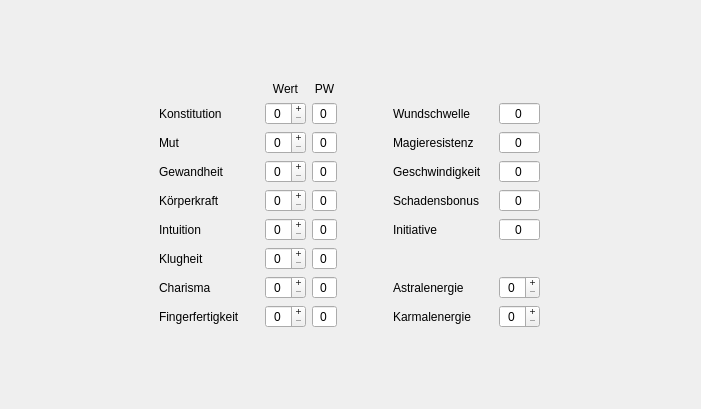
Old version of the form UI/CharakterAttribute.ui in the repository Aeolitus/Sephrasto.
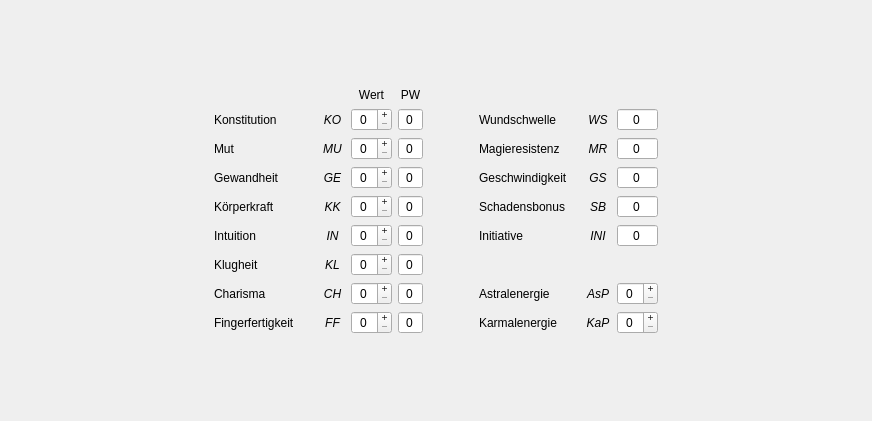
New version of the form.

Patch:
```diff
--- a/UI/CharakterAttribute.ui
+++ b/UI/CharakterAttribute.ui
@@ -6,53 +6,17 @@
    <rect>
     <x>0</x>
     <y>0</y>
-    <width>701</width>
-    <height>409</height>
+    <width>872</width>
+    <height>421</height>
    </rect>
   </property>
   <property name="windowTitle">
    <string>Attribute</string>
   </property>
-  <widget class="QWidget" name="gridLayoutWidget">
-   <property name="geometry">
-    <rect>
-     <x>-1</x>
-     <y>-1</y>
-     <width>701</width>
-     <height>411</height>
-    </rect>
-   </property>
+  <layout class="QGridLayout" name="gridLayout_2">
+   <item row="0" column="0">
    <layout class="QGridLayout" name="gridLayout">
-    <item row="2" column="1">
-     <widget class="QLabel" name="label">
-      <property name="text">
-       <string>Konstitution</string>
-      </property>
-     </widget>
-    </item>
-    <item row="2" column="3">
-     <widget class="QSpinBox" name="pwKO">
-      <property name="wrapping">
-       <bool>false</bool>
-      </property>
-      <property name="frame">
-       <bool>true</bool>
-      </property>
-      <property name="alignment">
-       <set>Qt::AlignCenter</set>
-      </property>
-      <property name="readOnly">
-       <bool>true</bool>
-      </property>
-      <property name="buttonSymbols">
-       <enum>QAbstractSpinBox::NoButtons</enum>
-      </property>
-      <property name="showGroupSeparator" stdset="0">
-       <bool>false</bool>
-      </property>
-     </widget>
-    </item>
-    <item row="1" column="3">
+     <item row="1" column="4">
      <widget class="QLabel" name="label_17">
       <property name="text">
        <string>PW</string>
@@ -62,29 +26,7 @@
       </property>
      </widget>
     </item>
-    <item row="3" column="3">
-     <widget class="QSpinBox" name="pwMU">
-      <property name="wrapping">
-       <bool>false</bool>
-      </property>
-      <property name="frame">
-       <bool>true</bool>
-      </property>
-      <property name="alignment">
-       <set>Qt::AlignCenter</set>
-      </property>
-      <property name="readOnly">
-       <bool>true</bool>
-      </property>
-      <property name="buttonSymbols">
-       <enum>QAbstractSpinBox::NoButtons</enum>
-      </property>
-      <property name="showGroupSeparator" stdset="0">
-       <bool>false</bool>
-      </property>
-     </widget>
-    </item>
-    <item row="8" column="3">
+     <item row="8" column="4">
      <widget class="QSpinBox" name="pwCH">
       <property name="wrapping">
        <bool>false</bool>
@@ -106,8 +48,8 @@
       </property>
      </widget>
     </item>
-    <item row="6" column="3">
-     <widget class="QSpinBox" name="pwIN">
+     <item row="3" column="4">
+      <widget class="QSpinBox" name="pwMU">
       <property name="wrapping">
        <bool>false</bool>
       </property>
@@ -128,29 +70,7 @@
       </property>
      </widget>
     </item>
-    <item row="5" column="6">
-     <widget class="QSpinBox" name="abSB">
-      <property name="wrapping">
-       <bool>false</bool>
-      </property>
-      <property name="frame">
-       <bool>true</bool>
-      </property>
-      <property name="alignment">
-       <set>Qt::AlignCenter</set>
-      </property>
-      <property name="readOnly">
-       <bool>true</bool>
-      </property>
-      <property name="buttonSymbols">
-       <enum>QAbstractSpinBox::NoButtons</enum>
-      </property>
-      <property name="showGroupSeparator" stdset="0">
-       <bool>false</bool>
-      </property>
-     </widget>
-    </item>
-    <item row="5" column="3">
+     <item row="5" column="4">
      <widget class="QSpinBox" name="pwKK">
       <property name="wrapping">
        <bool>false</bool>
@@ -172,8 +92,8 @@
       </property>
      </widget>
     </item>
-    <item row="7" column="3">
-     <widget class="QSpinBox" name="pwKL">
+     <item row="5" column="8">
+      <widget class="QSpinBox" name="abSB">
       <property name="wrapping">
        <bool>false</bool>
       </property>
@@ -194,7 +114,225 @@
       </property>
      </widget>
     </item>
-    <item row="4" column="3">
+     <item row="6" column="4">
+      <widget class="QSpinBox" name="pwIN">
+       <property name="wrapping">
+        <bool>false</bool>
+       </property>
+       <property name="frame">
+        <bool>true</bool>
+       </property>
+       <property name="alignment">
+        <set>Qt::AlignCenter</set>
+       </property>
+       <property name="readOnly">
+        <bool>true</bool>
+       </property>
+       <property name="buttonSymbols">
+        <enum>QAbstractSpinBox::NoButtons</enum>
+       </property>
+       <property name="showGroupSeparator" stdset="0">
+        <bool>false</bool>
+       </property>
+      </widget>
+     </item>
+     <item row="2" column="1">
+      <widget class="QLabel" name="label">
+       <property name="text">
+        <string>Konstitution</string>
+       </property>
+      </widget>
+     </item>
+     <item row="2" column="4">
+      <widget class="QSpinBox" name="pwKO">
+       <property name="wrapping">
+        <bool>false</bool>
+       </property>
+       <property name="frame">
+        <bool>true</bool>
+       </property>
+       <property name="alignment">
+        <set>Qt::AlignCenter</set>
+       </property>
+       <property name="readOnly">
+        <bool>true</bool>
+       </property>
+       <property name="buttonSymbols">
+        <enum>QAbstractSpinBox::NoButtons</enum>
+       </property>
+       <property name="showGroupSeparator" stdset="0">
+        <bool>false</bool>
+       </property>
+      </widget>
+     </item>
+     <item row="8" column="2">
+      <widget class="QLabel" name="label_24">
+       <property name="minimumSize">
+        <size>
+         <width>25</width>
+         <height>0</height>
+        </size>
+       </property>
+       <property name="font">
+        <font>
+         <italic>true</italic>
+        </font>
+       </property>
+       <property name="text">
+        <string>CH</string>
+       </property>
+       <property name="alignment">
+        <set>Qt::AlignCenter</set>
+       </property>
+      </widget>
+     </item>
+     <item row="6" column="2">
+      <widget class="QLabel" name="label_22">
+       <property name="minimumSize">
+        <size>
+         <width>25</width>
+         <height>0</height>
+        </size>
+       </property>
+       <property name="font">
+        <font>
+         <italic>true</italic>
+        </font>
+       </property>
+       <property name="text">
+        <string>IN</string>
+       </property>
+       <property name="alignment">
+        <set>Qt::AlignCenter</set>
+       </property>
+      </widget>
+     </item>
+     <item row="4" column="2">
+      <widget class="QLabel" name="label_20">
+       <property name="minimumSize">
+        <size>
+         <width>25</width>
+         <height>0</height>
+        </size>
+       </property>
+       <property name="font">
+        <font>
+         <italic>true</italic>
+        </font>
+       </property>
+       <property name="text">
+        <string>GE</string>
+       </property>
+       <property name="alignment">
+        <set>Qt::AlignCenter</set>
+       </property>
+      </widget>
+     </item>
+     <item row="7" column="2">
+      <widget class="QLabel" name="label_23">
+       <property name="minimumSize">
+        <size>
+         <width>25</width>
+         <height>0</height>
+        </size>
+       </property>
+       <property name="font">
+        <font>
+         <italic>true</italic>
+        </font>
+       </property>
+       <property name="text">
+        <string>KL</string>
+       </property>
+       <property name="alignment">
+        <set>Qt::AlignCenter</set>
+       </property>
+      </widget>
+     </item>
+     <item row="9" column="2">
+      <widget class="QLabel" name="label_25">
+       <property name="minimumSize">
+        <size>
+         <width>25</width>
+         <height>0</height>
+        </size>
+       </property>
+       <property name="font">
+        <font>
+         <italic>true</italic>
+        </font>
+       </property>
+       <property name="text">
+        <string>FF</string>
+       </property>
+       <property name="alignment">
+        <set>Qt::AlignCenter</set>
+       </property>
+      </widget>
+     </item>
+     <item row="3" column="2">
+      <widget class="QLabel" name="label_19">
+       <property name="minimumSize">
+        <size>
+         <width>25</width>
+         <height>0</height>
+        </size>
+       </property>
+       <property name="font">
+        <font>
+         <italic>true</italic>
+        </font>
+       </property>
+       <property name="text">
+        <string>MU</string>
+       </property>
+       <property name="alignment">
+        <set>Qt::AlignCenter</set>
+       </property>
+      </widget>
+     </item>
+     <item row="5" column="2">
+      <widget class="QLabel" name="label_21">
+       <property name="minimumSize">
+        <size>
+         <width>25</width>
+         <height>0</height>
+        </size>
+       </property>
+       <property name="font">
+        <font>
+         <italic>true</italic>
+        </font>
+       </property>
+       <property name="text">
+        <string>KK</string>
+       </property>
+       <property name="alignment">
+        <set>Qt::AlignCenter</set>
+       </property>
+      </widget>
+     </item>
+     <item row="4" column="0">
+      <spacer name="horizontalSpacer">
+       <property name="orientation">
+        <enum>Qt::Horizontal</enum>
+       </property>
+       <property name="sizeHint" stdset="0">
+        <size>
+         <width>40</width>
+         <height>20</height>
+        </size>
+       </property>
+      </spacer>
+     </item>
+     <item row="4" column="1">
+      <widget class="QLabel" name="label_3">
+       <property name="text">
+        <string>Gewandheit</string>
+       </property>
+      </widget>
+     </item>
+     <item row="4" column="4">
      <widget class="QSpinBox" name="pwGE">
       <property name="wrapping">
        <bool>false</bool>
@@ -216,8 +354,8 @@
       </property>
      </widget>
     </item>
-    <item row="4" column="6">
-     <widget class="QSpinBox" name="abGS">
+     <item row="2" column="8">
+      <widget class="QSpinBox" name="abWS">
       <property name="wrapping">
        <bool>false</bool>
       </property>
@@ -238,7 +376,53 @@
       </property>
      </widget>
     </item>
-    <item row="3" column="6">
+     <item row="9" column="3">
+      <widget class="QSpinBox" name="spinFF">
+       <property name="alignment">
+        <set>Qt::AlignCenter</set>
+       </property>
+       <property name="readOnly">
+        <bool>false</bool>
+       </property>
+       <property name="buttonSymbols">
+        <enum>QAbstractSpinBox::PlusMinus</enum>
+       </property>
+      </widget>
+     </item>
+     <item row="7" column="1">
+      <widget class="QLabel" name="label_6">
+       <property name="text">
+        <string>Klugheit</string>
+       </property>
+      </widget>
+     </item>
+     <item row="7" column="3">
+      <widget class="QSpinBox" name="spinKL">
+       <property name="alignment">
+        <set>Qt::AlignCenter</set>
+       </property>
+       <property name="readOnly">
+        <bool>false</bool>
+       </property>
+       <property name="buttonSymbols">
+        <enum>QAbstractSpinBox::PlusMinus</enum>
+       </property>
+      </widget>
+     </item>
+     <item row="6" column="3">
+      <widget class="QSpinBox" name="spinIN">
+       <property name="alignment">
+        <set>Qt::AlignCenter</set>
+       </property>
+       <property name="readOnly">
+        <bool>false</bool>
+       </property>
+       <property name="buttonSymbols">
+        <enum>QAbstractSpinBox::PlusMinus</enum>
+       </property>
+      </widget>
+     </item>
+     <item row="3" column="8">
      <widget class="QSpinBox" name="abMR">
       <property name="wrapping">
        <bool>false</bool>
@@ -260,30 +444,83 @@
       </property>
      </widget>
     </item>
+     <item row="4" column="8">
+      <widget class="QSpinBox" name="abGS">
+       <property name="wrapping">
+        <bool>false</bool>
+       </property>
+       <property name="frame">
+        <bool>true</bool>
+       </property>
+       <property name="alignment">
+        <set>Qt::AlignCenter</set>
+       </property>
+       <property name="readOnly">
+        <bool>true</bool>
+       </property>
+       <property name="buttonSymbols">
+        <enum>QAbstractSpinBox::NoButtons</enum>
+       </property>
+       <property name="showGroupSeparator" stdset="0">
+        <bool>false</bool>
+       </property>
+      </widget>
+     </item>
+     <item row="4" column="3">
+      <widget class="QSpinBox" name="spinGE">
+       <property name="alignment">
+        <set>Qt::AlignCenter</set>
+       </property>
+       <property name="readOnly">
+        <bool>false</bool>
+       </property>
+       <property name="buttonSymbols">
+        <enum>QAbstractSpinBox::PlusMinus</enum>
+       </property>
+      </widget>
+     </item>
+     <item row="2" column="3">
+      <widget class="QSpinBox" name="spinKO">
+       <property name="alignment">
+        <set>Qt::AlignCenter</set>
+       </property>
+       <property name="readOnly">
+        <bool>false</bool>
+       </property>
+       <property name="buttonSymbols">
+        <enum>QAbstractSpinBox::PlusMinus</enum>
+       </property>
+      </widget>
+     </item>
+     <item row="5" column="1">
+      <widget class="QLabel" name="label_4">
+       <property name="text">
+        <string>Körperkraft</string>
+       </property>
+      </widget>
+     </item>
+     <item row="4" column="9">
+      <spacer name="horizontalSpacer_2">
+       <property name="orientation">
+        <enum>Qt::Horizontal</enum>
+       </property>
+       <property name="sizeHint" stdset="0">
+        <size>
+         <width>40</width>
+         <height>20</height>
+        </size>
+       </property>
+      </spacer>
+     </item>
     <item row="6" column="6">
-     <widget class="QSpinBox" name="abIN">
-      <property name="wrapping">
-       <bool>false</bool>
-      </property>
-      <property name="frame">
-       <bool>true</bool>
-      </property>
-      <property name="alignment">
-       <set>Qt::AlignCenter</set>
-      </property>
-      <property name="readOnly">
-       <bool>true</bool>
-      </property>
-      <property name="buttonSymbols">
-       <enum>QAbstractSpinBox::NoButtons</enum>
-      </property>
-      <property name="showGroupSeparator" stdset="0">
-       <bool>false</bool>
-      </property>
-     </widget>
-    </item>
-    <item row="9" column="3">
-     <widget class="QSpinBox" name="pwFF">
+      <widget class="QLabel" name="label_13">
+       <property name="text">
+        <string>Initiative</string>
+       </property>
+      </widget>
+     </item>
+     <item row="7" column="4">
+      <widget class="QSpinBox" name="pwKL">
       <property name="wrapping">
        <bool>false</bool>
       </property>
@@ -304,7 +541,7 @@
       </property>
      </widget>
     </item>
-    <item row="3" column="2">
+     <item row="3" column="3">
      <widget class="QSpinBox" name="spinMU">
       <property name="alignment">
        <set>Qt::AlignCenter</set>
@@ -317,29 +554,27 @@
       </property>
      </widget>
     </item>
-    <item row="2" column="6">
-     <widget class="QSpinBox" name="abWS">
-      <property name="wrapping">
-       <bool>false</bool>
-      </property>
-      <property name="frame">
-       <bool>true</bool>
-      </property>
+     <item row="5" column="6">
+      <widget class="QLabel" name="label_12">
+       <property name="text">
+        <string>Schadensbonus</string>
+       </property>
+      </widget>
+     </item>
+     <item row="8" column="8">
+      <widget class="QSpinBox" name="spinAsP">
       <property name="alignment">
        <set>Qt::AlignCenter</set>
       </property>
       <property name="readOnly">
-       <bool>true</bool>
+        <bool>false</bool>
       </property>
       <property name="buttonSymbols">
-       <enum>QAbstractSpinBox::NoButtons</enum>
-      </property>
-      <property name="showGroupSeparator" stdset="0">
-       <bool>false</bool>
+        <enum>QAbstractSpinBox::PlusMinus</enum>
       </property>
      </widget>
     </item>
-    <item row="1" column="2">
+     <item row="1" column="3">
      <widget class="QLabel" name="label_16">
       <property name="text">
        <string>Wert</string>
@@ -349,98 +584,14 @@
       </property>
      </widget>
     </item>
-    <item row="6" column="2">
-     <widget class="QSpinBox" name="spinIN">
-      <property name="alignment">
-       <set>Qt::AlignCenter</set>
-      </property>
-      <property name="readOnly">
-       <bool>false</bool>
-      </property>
-      <property name="buttonSymbols">
-       <enum>QAbstractSpinBox::PlusMinus</enum>
-      </property>
-     </widget>
-    </item>
-    <item row="8" column="6">
-     <widget class="QSpinBox" name="spinAsP">
-      <property name="alignment">
-       <set>Qt::AlignCenter</set>
-      </property>
-      <property name="readOnly">
-       <bool>false</bool>
-      </property>
-      <property name="buttonSymbols">
-       <enum>QAbstractSpinBox::PlusMinus</enum>
-      </property>
-     </widget>
-    </item>
-    <item row="9" column="2">
-     <widget class="QSpinBox" name="spinFF">
-      <property name="alignment">
-       <set>Qt::AlignCenter</set>
-      </property>
-      <property name="readOnly">
-       <bool>false</bool>
-      </property>
-      <property name="buttonSymbols">
-       <enum>QAbstractSpinBox::PlusMinus</enum>
-      </property>
-     </widget>
-    </item>
-    <item row="7" column="2">
-     <widget class="QSpinBox" name="spinKL">
-      <property name="alignment">
-       <set>Qt::AlignCenter</set>
-      </property>
-      <property name="readOnly">
-       <bool>false</bool>
-      </property>
-      <property name="buttonSymbols">
-       <enum>QAbstractSpinBox::PlusMinus</enum>
-      </property>
-     </widget>
-    </item>
-    <item row="8" column="2">
-     <widget class="QSpinBox" name="spinCH">
-      <property name="alignment">
-       <set>Qt::AlignCenter</set>
-      </property>
-      <property name="readOnly">
-       <bool>false</bool>
-      </property>
-      <property name="buttonSymbols">
-       <enum>QAbstractSpinBox::PlusMinus</enum>
-      </property>
-     </widget>
-    </item>
-    <item row="9" column="6">
-     <widget class="QSpinBox" name="spinKaP">
-      <property name="alignment">
-       <set>Qt::AlignCenter</set>
-      </property>
-      <property name="readOnly">
-       <bool>false</bool>
-      </property>
-      <property name="buttonSymbols">
-       <enum>QAbstractSpinBox::PlusMinus</enum>
-      </property>
-     </widget>
-    </item>
-    <item row="4" column="2">
-     <widget class="QSpinBox" name="spinGE">
-      <property name="alignment">
-       <set>Qt::AlignCenter</set>
-      </property>
-      <property name="readOnly">
-       <bool>false</bool>
-      </property>
-      <property name="buttonSymbols">
-       <enum>QAbstractSpinBox::PlusMinus</enum>
-      </property>
-     </widget>
-    </item>
-    <item row="5" column="2">
+     <item row="6" column="1">
+      <widget class="QLabel" name="label_5">
+       <property name="text">
+        <string>Intuition</string>
+       </property>
+      </widget>
+     </item>
+     <item row="5" column="3">
      <widget class="QSpinBox" name="spinKK">
       <property name="alignment">
        <set>Qt::AlignCenter</set>
@@ -460,18 +611,40 @@
       </property>
      </widget>
     </item>
-    <item row="4" column="0">
-     <spacer name="horizontalSpacer">
-      <property name="orientation">
-       <enum>Qt::Horizontal</enum>
-      </property>
-      <property name="sizeHint" stdset="0">
-       <size>
-        <width>40</width>
-        <height>20</height>
-       </size>
-      </property>
-     </spacer>
+     <item row="6" column="8">
+      <widget class="QSpinBox" name="abIN">
+       <property name="wrapping">
+        <bool>false</bool>
+       </property>
+       <property name="frame">
+        <bool>true</bool>
+       </property>
+       <property name="alignment">
+        <set>Qt::AlignCenter</set>
+       </property>
+       <property name="readOnly">
+        <bool>true</bool>
+       </property>
+       <property name="buttonSymbols">
+        <enum>QAbstractSpinBox::NoButtons</enum>
+       </property>
+       <property name="showGroupSeparator" stdset="0">
+        <bool>false</bool>
+       </property>
+      </widget>
+     </item>
+     <item row="8" column="3">
+      <widget class="QSpinBox" name="spinCH">
+       <property name="alignment">
+        <set>Qt::AlignCenter</set>
+       </property>
+       <property name="readOnly">
+        <bool>false</bool>
+       </property>
+       <property name="buttonSymbols">
+        <enum>QAbstractSpinBox::PlusMinus</enum>
+       </property>
+      </widget>
     </item>
     <item row="8" column="1">
      <widget class="QLabel" name="label_7">
@@ -480,68 +653,36 @@
       </property>
      </widget>
     </item>
-    <item row="2" column="2">
-     <widget class="QSpinBox" name="spinKO">
-      <property name="alignment">
-       <set>Qt::AlignCenter</set>
-      </property>
-      <property name="readOnly">
-       <bool>false</bool>
-      </property>
-      <property name="buttonSymbols">
-       <enum>QAbstractSpinBox::PlusMinus</enum>
-      </property>
-     </widget>
-    </item>
-    <item row="6" column="1">
-     <widget class="QLabel" name="label_5">
-      <property name="text">
-       <string>Intuition</string>
-      </property>
-     </widget>
-    </item>
-    <item row="9" column="1">
-     <widget class="QLabel" name="label_8">
-      <property name="minimumSize">
-       <size>
-        <width>100</width>
-        <height>0</height>
-       </size>
-      </property>
-      <property name="text">
-       <string>Fingerfertigkeit</string>
-      </property>
-     </widget>
-    </item>
-    <item row="7" column="1">
-     <widget class="QLabel" name="label_6">
-      <property name="text">
-       <string>Klugheit</string>
-      </property>
-     </widget>
-    </item>
-    <item row="4" column="1">
-     <widget class="QLabel" name="label_3">
-      <property name="text">
-       <string>Gewandheit</string>
-      </property>
-     </widget>
-    </item>
-    <item row="2" column="5">
+     <item row="2" column="6">
      <widget class="QLabel" name="label_9">
       <property name="text">
        <string>Wundschwelle</string>
       </property>
      </widget>
     </item>
-    <item row="5" column="1">
-     <widget class="QLabel" name="label_4">
-      <property name="text">
-       <string>Körperkraft</string>
+     <item row="9" column="4">
+      <widget class="QSpinBox" name="pwFF">
+       <property name="wrapping">
+        <bool>false</bool>
+       </property>
+       <property name="frame">
+        <bool>true</bool>
+       </property>
+       <property name="alignment">
+        <set>Qt::AlignCenter</set>
+       </property>
+       <property name="readOnly">
+        <bool>true</bool>
+       </property>
+       <property name="buttonSymbols">
+        <enum>QAbstractSpinBox::NoButtons</enum>
+       </property>
+       <property name="showGroupSeparator" stdset="0">
+        <bool>false</bool>
       </property>
      </widget>
     </item>
-    <item row="10" column="5">
+     <item row="10" column="6">
      <spacer name="verticalSpacer_2">
       <property name="orientation">
        <enum>Qt::Vertical</enum>
@@ -554,7 +695,20 @@
       </property>
      </spacer>
     </item>
-    <item row="5" column="4">
+     <item row="9" column="1">
+      <widget class="QLabel" name="label_8">
+       <property name="minimumSize">
+        <size>
+         <width>100</width>
+         <height>0</height>
+        </size>
+       </property>
+       <property name="text">
+        <string>Fingerfertigkeit</string>
+       </property>
+      </widget>
+     </item>
+     <item row="5" column="5">
      <spacer name="horizontalSpacer_3">
       <property name="orientation">
        <enum>Qt::Horizontal</enum>
@@ -570,55 +724,75 @@
       </property>
      </spacer>
     </item>
-    <item row="4" column="7">
-     <spacer name="horizontalSpacer_2">
-      <property name="orientation">
-       <enum>Qt::Horizontal</enum>
-      </property>
-      <property name="sizeHint" stdset="0">
+     <item row="9" column="8">
+      <widget class="QSpinBox" name="spinKaP">
+       <property name="alignment">
+        <set>Qt::AlignCenter</set>
+       </property>
+       <property name="readOnly">
+        <bool>false</bool>
+       </property>
+       <property name="buttonSymbols">
+        <enum>QAbstractSpinBox::PlusMinus</enum>
+       </property>
+      </widget>
+     </item>
+     <item row="9" column="6">
+      <widget class="QLabel" name="label_15">
+       <property name="minimumSize">
        <size>
-        <width>40</width>
-        <height>20</height>
-       </size>
-      </property>
-     </spacer>
-    </item>
-    <item row="6" column="5">
-     <widget class="QLabel" name="label_13">
+         <width>100</width>
+         <height>0</height>
+        </size>
+       </property>
+       <property name="text">
+        <string>Karmalenergie</string>
+       </property>
+      </widget>
+     </item>
+     <item row="3" column="6">
+      <widget class="QLabel" name="label_10">
       <property name="text">
-       <string>Initiative</string>
+        <string>Magieresistenz</string>
       </property>
      </widget>
     </item>
-    <item row="5" column="5">
-     <widget class="QLabel" name="label_12">
+     <item row="2" column="2">
+      <widget class="QLabel" name="label_18">
+       <property name="minimumSize">
+        <size>
+         <width>25</width>
+         <height>0</height>
+        </size>
+       </property>
+       <property name="font">
+        <font>
+         <italic>true</italic>
+        </font>
+       </property>
       <property name="text">
-       <string>Schadensbonus</string>
-      </property>
-     </widget>
-    </item>
-    <item row="4" column="5">
+        <string>KO</string>
+       </property>
+       <property name="alignment">
+        <set>Qt::AlignCenter</set>
+       </property>
+      </widget>
+     </item>
+     <item row="4" column="6">
      <widget class="QLabel" name="label_11">
       <property name="text">
        <string>Geschwindigkeit</string>
       </property>
      </widget>
     </item>
-    <item row="8" column="5">
+     <item row="8" column="6">
      <widget class="QLabel" name="label_14">
       <property name="text">
        <string>Astralenergie</string>
       </property>
      </widget>
     </item>
-    <item row="3" column="5">
-     <widget class="QLabel" name="label_10">
-      <property name="text">
-       <string>Magieresistenz</string>
-      </property>
-     </widget>
-    </item>
-    <item row="0" column="2">
+     <item row="0" column="3">
      <spacer name="verticalSpacer">
       <property name="orientation">
        <enum>Qt::Vertical</enum>
@@ -631,21 +805,156 @@
       </property>
      </spacer>
     </item>
-    <item row="9" column="5">
-     <widget class="QLabel" name="label_15">
+     <item row="2" column="7">
+      <widget class="QLabel" name="label_26">
       <property name="minimumSize">
        <size>
-        <width>100</width>
+         <width>25</width>
         <height>0</height>
        </size>
       </property>
+       <property name="font">
+        <font>
+         <italic>true</italic>
+        </font>
+       </property>
       <property name="text">
-       <string>Karmalenergie</string>
-      </property>
-     </widget>
-    </item>
-   </layout>
-  </widget>
+        <string>WS</string>
+       </property>
+       <property name="alignment">
+        <set>Qt::AlignCenter</set>
+       </property>
+      </widget>
+     </item>
+     <item row="3" column="7">
+      <widget class="QLabel" name="label_27">
+       <property name="minimumSize">
+        <size>
+         <width>25</width>
+         <height>0</height>
+        </size>
+       </property>
+       <property name="font">
+        <font>
+         <italic>true</italic>
+        </font>
+       </property>
+       <property name="text">
+        <string>MR</string>
+       </property>
+       <property name="alignment">
+        <set>Qt::AlignCenter</set>
+       </property>
+      </widget>
+     </item>
+     <item row="4" column="7">
+      <widget class="QLabel" name="label_28">
+       <property name="minimumSize">
+        <size>
+         <width>25</width>
+         <height>0</height>
+        </size>
+       </property>
+       <property name="font">
+        <font>
+         <italic>true</italic>
+        </font>
+       </property>
+       <property name="text">
+        <string>GS</string>
+       </property>
+       <property name="alignment">
+        <set>Qt::AlignCenter</set>
+       </property>
+      </widget>
+     </item>
+     <item row="5" column="7">
+      <widget class="QLabel" name="label_29">
+       <property name="minimumSize">
+        <size>
+         <width>25</width>
+         <height>0</height>
+        </size>
+       </property>
+       <property name="font">
+        <font>
+         <italic>true</italic>
+        </font>
+       </property>
+       <property name="text">
+        <string>SB</string>
+       </property>
+       <property name="alignment">
+        <set>Qt::AlignCenter</set>
+       </property>
+      </widget>
+     </item>
+     <item row="6" column="7">
+      <widget class="QLabel" name="label_30">
+       <property name="minimumSize">
+        <size>
+         <width>25</width>
+         <height>0</height>
+        </size>
+       </property>
+       <property name="font">
+        <font>
+         <italic>true</italic>
+        </font>
+       </property>
+       <property name="text">
+        <string>INI</string>
+       </property>
+       <property name="alignment">
+        <set>Qt::AlignCenter</set>
+       </property>
+      </widget>
+     </item>
+     <item row="8" column="7">
+      <widget class="QLabel" name="label_31">
+       <property name="minimumSize">
+        <size>
+         <width>25</width>
+         <height>0</height>
+        </size>
+       </property>
+       <property name="font">
+        <font>
+         <italic>true</italic>
+        </font>
+       </property>
+       <property name="text">
+        <string>AsP</string>
+       </property>
+       <property name="alignment">
+        <set>Qt::AlignCenter</set>
+       </property>
+      </widget>
+     </item>
+     <item row="9" column="7">
+      <widget class="QLabel" name="label_32">
+       <property name="minimumSize">
+        <size>
+         <width>26</width>
+         <height>0</height>
+        </size>
+       </property>
+       <property name="font">
+        <font>
+         <italic>true</italic>
+        </font>
+       </property>
+       <property name="text">
+        <string>KaP</string>
+       </property>
+       <property name="alignment">
+        <set>Qt::AlignCenter</set>
+       </property>
+      </widget>
+     </item>
+    </layout>
+   </item>
+  </layout>
  </widget>
  <tabstops>
   <tabstop>spinKO</tabstop>
```
Lines whose indentation alone changed are shown as unchanged.
